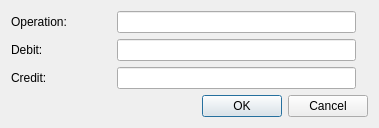
Before: the Qt Designer form OrmasAdmin/OrmasAdmin/CreateEtrRtDlg.ui in Dalerjon/TheOrmasProejct, drawn with Qt 5.
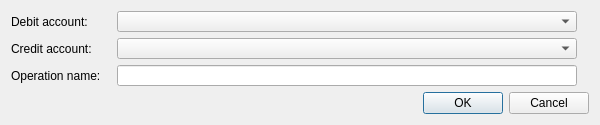
After: the same form once the commit is applied.

```diff
--- a/OrmasAdmin/OrmasAdmin/CreateEtrRtDlg.ui
+++ b/OrmasAdmin/OrmasAdmin/CreateEtrRtDlg.ui
@@ -6,7 +6,7 @@
    <rect>
     <x>0</x>
     <y>0</y>
-    <width>379</width>
+    <width>600</width>
     <height>125</height>
    </rect>
   </property>
@@ -16,6 +16,12 @@
     <verstretch>0</verstretch>
    </sizepolicy>
   </property>
+  <property name="minimumSize">
+   <size>
+    <width>600</width>
+    <height>125</height>
+   </size>
+  </property>
   <property name="windowTitle">
    <string>Create account routing</string>
   </property>
@@ -38,7 +44,7 @@
    <property name="bottomMargin">
     <number>11</number>
    </property>
-   <item row="3" column="0" colspan="4">
+   <item row="4" column="0" colspan="4">
     <layout class="QHBoxLayout" name="horizontalLayout">
      <item>
       <spacer name="horizontalSpacer">
@@ -69,74 +75,42 @@
      </item>
     </layout>
    </item>
-   <item row="0" column="0">
-    <widget class="QLabel" name="operationLb">
-     <property name="minimumSize">
-      <size>
-       <width>100</width>
-       <height>0</height>
-      </size>
-     </property>
-     <property name="text">
-      <string>Operation:</string>
-     </property>
-    </widget>
-   </item>
    <item row="2" column="0">
     <widget class="QLabel" name="caLb">
      <property name="text">
-      <string>Credit:</string>
-     </property>
-    </widget>
-   </item>
-   <item row="1" column="1">
-    <widget class="QLineEdit" name="debitEdit">
-     <property name="minimumSize">
-      <size>
-       <width>0</width>
-       <height>0</height>
-      </size>
-     </property>
-     <property name="maximumSize">
-      <size>
-       <width>16777215</width>
-       <height>16777215</height>
-      </size>
-     </property>
-     <property name="text">
-      <string/>
+      <string>Credit account:</string>
      </property>
     </widget>
    </item>
    <item row="1" column="0">
     <widget class="QLabel" name="daLb">
      <property name="text">
-      <string>Debit:</string>
+      <string>Debit account:</string>
      </property>
     </widget>
    </item>
-   <item row="2" column="1">
-    <widget class="QLineEdit" name="creditEdit">
+   <item row="3" column="0">
+    <widget class="QLabel" name="operationLb">
      <property name="minimumSize">
       <size>
-       <width>0</width>
+       <width>100</width>
        <height>0</height>
       </size>
      </property>
-     <property name="maximumSize">
-      <size>
-       <width>16777215</width>
-       <height>16777215</height>
-      </size>
-     </property>
      <property name="text">
-      <string/>
+      <string>Operation name:</string>
      </property>
     </widget>
    </item>
-   <item row="0" column="1">
+   <item row="3" column="1">
     <widget class="QLineEdit" name="operationEdit"/>
    </item>
+   <item row="1" column="1">
+    <widget class="QComboBox" name="dAccCmb"/>
+   </item>
+   <item row="2" column="1">
+    <widget class="QComboBox" name="cAccCmb"/>
+   </item>
   </layout>
  </widget>
  <tabstops>
```
